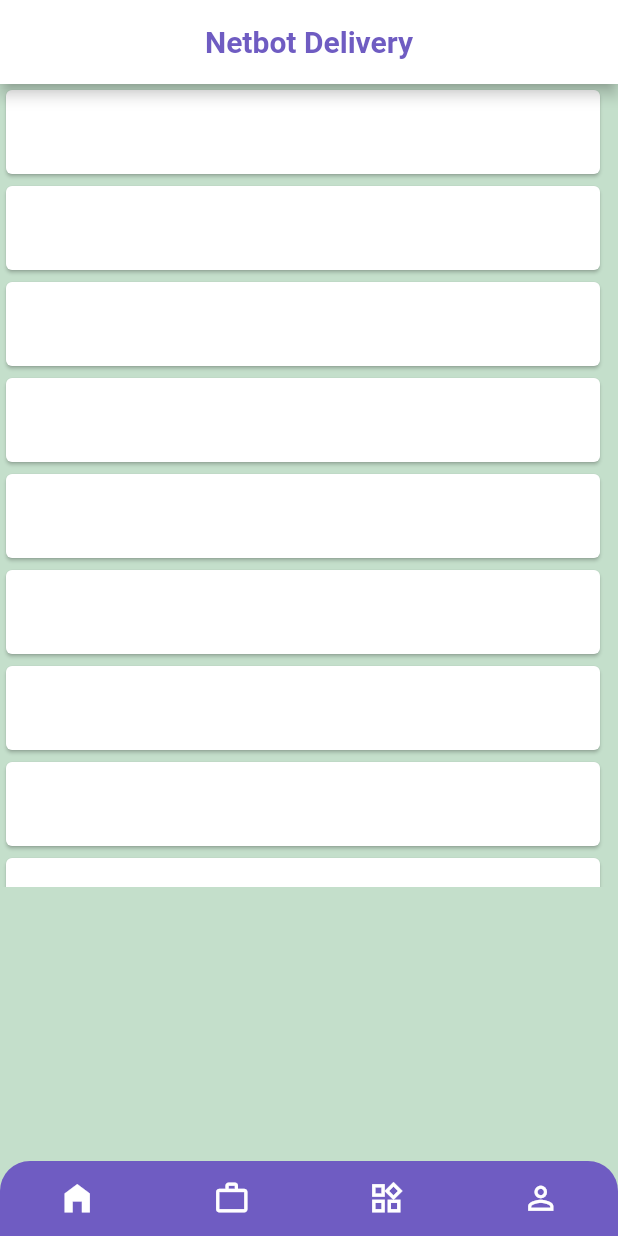
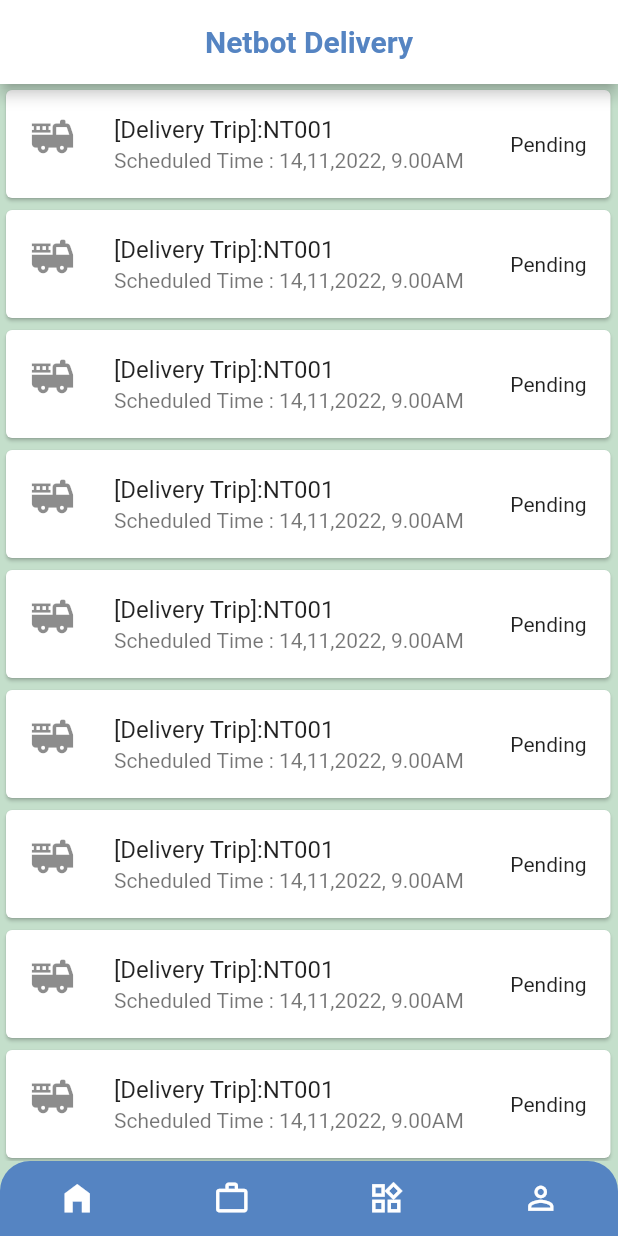
Before and after one commit to Vichiuri/Flutter-and-Dart-delivery-app, a Flutter app: the screen it shows after launch, on a phone screen of 412 x 824 dp. Run offline on Flutter 3.47's test engine with Material 2 defaults, Android fonts, the light colour scheme and no system bars.

Commit message:
finish delivery screen

```diff
--- a/lib/home_widget.dart
+++ b/lib/home_widget.dart
@@ -155,28 +155,40 @@
       //   ),
       // ),
 
-      height: MediaQuery.of(context).size.height * 0.65,
+      height: MediaQuery.of(context).size.height * 1,
       width: MediaQuery.of(context).size.width,
-      padding: EdgeInsets.only(right: 8.0),
+      padding: EdgeInsets.only(right: 1),
       child: ListView.builder(
           shrinkWrap: true,
           itemCount: 20,
           itemBuilder: (context, index) {
             return Card(
-              child: Align(
-                alignment: Alignment.centerLeft,
-                child: ListTile(
-                  leading: Container(
-                    height: 90,
-                    width: 90,
+              // child: Align(
+              //   alignment: Alignment.centerLeft,
+              //   child: ListTile(
+              //     leading: Container(
+              //       height: 90,
+              //       width: 90,
+              //     ),
+              //     title: Align(
+              //         alignment: Alignment.topRight,
+              //         child: Column(
+              //           mainAxisAlignment: MainAxisAlignment.end,
+              //           crossAxisAlignment: CrossAxisAlignment.end,
+              //         )),
+              //   ),
+              // ),
+
+              child: Column(
+                mainAxisSize: MainAxisSize.min,
+                children: <Widget>[
+                  const ListTile(
+                    leading: Icon(Icons.fire_truck, size: 30),
+                    title: Text('[Delivery Trip]:NT001'),
+                    trailing: Text('Pending'),
+                    subtitle: Text('Scheduled Time : 14,11,2022, 9.00AM'),
                   ),
-                  title: Align(
-                      alignment: Alignment.topRight,
-                      child: Column(
-                        mainAxisAlignment: MainAxisAlignment.end,
-                        crossAxisAlignment: CrossAxisAlignment.end,
-                      )),
-                ),
+                ],
               ),
             );
           }),
--- a/lib/main.dart
+++ b/lib/main.dart
@@ -15,7 +15,7 @@
     return MaterialApp(
       title: 'Bottom NavBar Demo',
       theme: ThemeData(
-        primaryColor: Color.fromARGB(255, 111, 92, 194),
+        primaryColor: Color.fromARGB(255, 85, 132, 194),
         splashColor: Colors.transparent,
         highlightColor: Colors.transparent,
         hoverColor: Colors.transparent,
```
Also changed, not shown: pubspec.lock.
